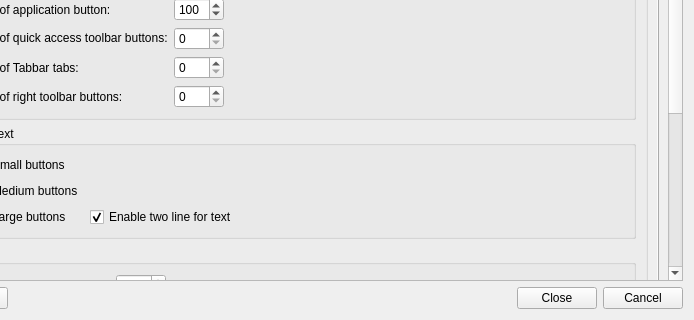
Before: the Qt Designer form Resources/ui/Settings.ui in APEbbers/FreeCAD-Ribbon, drawn with Qt 5; both pictures show x 83 to 777 and y 402 to 722 of the 777 by 722 pixel window.
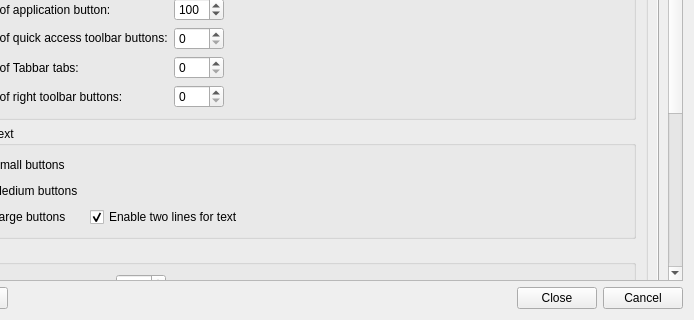
After: the same form once the commit is applied. Custom widgets are drawn as their Qt base class.

What changed in the file:
```diff
--- a/Resources/ui/Settings.ui
+++ b/Resources/ui/Settings.ui
@@ -677,7 +677,7 @@
                        <item row="2" column="1">
                         <widget class="QCheckBox" name="EnableWrap_Large">
                          <property name="text">
-                          <string>Enable two line for text</string>
+                          <string>Enable two lines for text</string>
                          </property>
                          <property name="checked">
                           <bool>true</bool>
```
